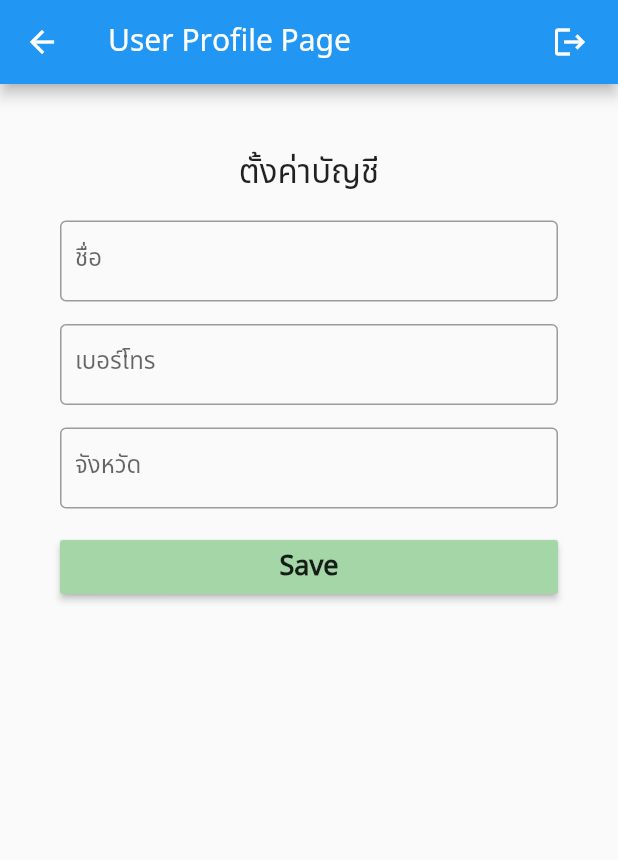
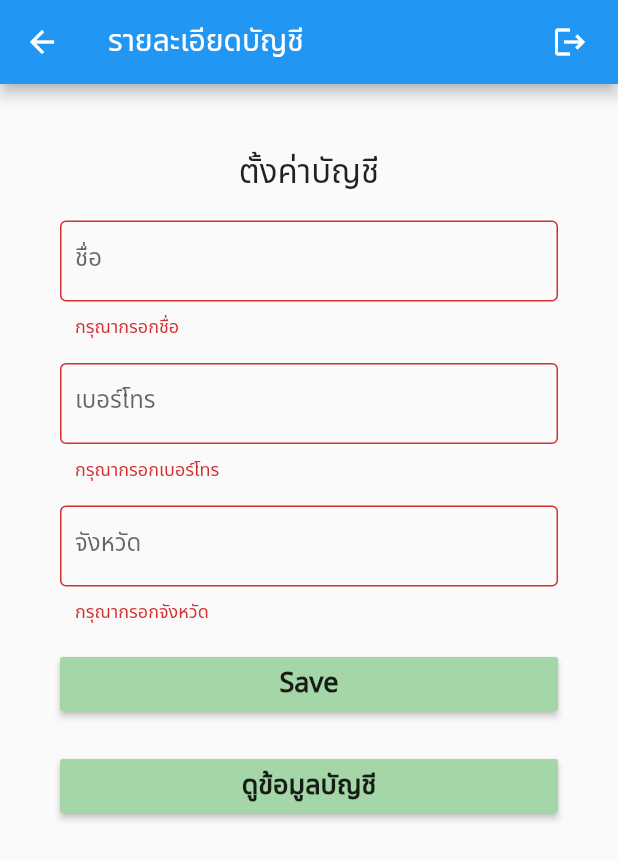
Before and after one commit to ponganan/GarlicPrice, a Flutter app: the UserProfilePage screen opened directly, after a tap on "Save", on a phone screen of 412 x 824 dp. Shown: the top 860 px of the screen. Run offline on Flutter 3.47's test engine with Material 2 defaults, Android fonts, the phone set to English and light mode, and no system bars; our stand-ins replace cloud_firestore, email_validator, firebase_auth, firebase_core; accounts and stored records are empty.

Commit message:
clean code

```diff
--- a/lib/list_all_post_page.dart
+++ b/lib/list_all_post_page.dart
@@ -22,7 +22,7 @@ class _ListAllPostPageState extends State<ListAllPostPage> {
         //  color: Colors.blue,
         // ),
         title: const Text(
-          'ประกาศ',
+          'ประกาศ ซื้อ - ขาย',
           //style: TextStyle(color: Colors.blue),
           style: TextStyle(
             color: Colors.blue,
--- a/lib/user_profile_page.dart
+++ b/lib/user_profile_page.dart
@@ -1,6 +1,7 @@
 import 'package:cloud_firestore/cloud_firestore.dart';
 import 'package:firebase_auth/firebase_auth.dart';
 import 'package:flutter/material.dart';
+import 'package:garlic_price/user_detail_page.dart';
 
 class UserProfilePage extends StatefulWidget {
   const UserProfilePage({Key? key}) : super(key: key);
@@ -12,6 +13,7 @@ class UserProfilePage extends StatefulWidget {
 class _UserProfilePage extends State<UserProfilePage> {
   final userFirebase = FirebaseAuth.instance.currentUser!;
 
+  final formKey = GlobalKey<FormState>();
   final _controllerName = TextEditingController();
   final _controllerTel = TextEditingController();
   final _controllerCity = TextEditingController();
@@ -21,50 +23,65 @@ class _UserProfilePage extends State<UserProfilePage> {
     return Scaffold(
       appBar: AppBar(
         title: const Text(
-          'User Profile Page',
+          'รายละเอียดบัญชี',
         ),
         actions: [
           Padding(
-              padding: EdgeInsets.only(right: 20.0),
+              padding: const EdgeInsets.only(right: 20.0),
               child: GestureDetector(
                 onTap: () {
                   FirebaseAuth.instance.signOut();
                 },
-                child: Icon(Icons.logout),
+                child: const Icon(Icons.logout),
               )),
         ],
       ),
-      body: ListView(
-        padding: EdgeInsets.all(15),
+      body: Form(
+        key: formKey,
+        child: ListView(
+          padding: const EdgeInsets.all(15),
           children: <Widget>[
             const SizedBox(height: 28),
-          Text(
+            const Text(
               'ตั้งค่าบัญชี',
-            style: const TextStyle(fontSize: 22),
+              style: TextStyle(fontSize: 22),
               textAlign: TextAlign.center,
             ),
             const SizedBox(height: 15),
             Padding(
               padding: const EdgeInsets.symmetric(horizontal: 25.0),
-            child: TextField(
+              child: TextFormField(
                 controller: _controllerName,
                 decoration: decorationTF('ชื่อ'),
+                //autovalidateMode for automatic validate value
+                autovalidateMode: AutovalidateMode.onUserInteraction,
+                validator: (value) =>
+                    value == null || value.isEmpty ? 'กรุณากรอกชื่อ' : null,
               ),
             ),
             const SizedBox(height: 15),
             Padding(
               padding: const EdgeInsets.symmetric(horizontal: 25.0),
-            child: TextField(
+              child: TextFormField(
                 controller: _controllerTel,
+                keyboardType: TextInputType.number,
                 decoration: decorationTF('เบอร์โทร'),
+                //autovalidateMode for automatic validate value
+                autovalidateMode: AutovalidateMode.onUserInteraction,
+                validator: (value) =>
+                    value == null || value.isEmpty ? 'กรุณากรอกเบอร์โทร' : null,
               ),
             ),
             const SizedBox(height: 15),
             Padding(
               padding: const EdgeInsets.symmetric(horizontal: 25.0),
-            child: TextField(
+              child: TextFormField(
                 controller: _controllerCity,
                 decoration: decorationTF('จังหวัด'),
+                //autovalidateMode for automatic validate value
+                autovalidateMode: AutovalidateMode.onUserInteraction,
+                validator: (value) =>
+                    value == null || value.isEmpty ? 'กรุณากรอกจังหวัด' : null,
               ),
             ),
             const SizedBox(height: 15),
@@ -72,6 +89,8 @@ class _UserProfilePage extends State<UserProfilePage> {
               padding: const EdgeInsets.symmetric(horizontal: 25.0),
               child: MaterialButton(
                 onPressed: () {
+                  //if formKey validate
+                  if (formKey.currentState!.validate()) {
                     final userAddUser = UserAddUser(
                       //get value from name TextField
                       name: _controllerName.text,
@@ -81,9 +100,17 @@ class _UserProfilePage extends State<UserProfilePage> {
                       // birthday: DateTime.parse(controllerDate.text),
                       city: _controllerCity.text,
                     );
+
                     createUserAddUser(userAddUser);
 
-                Navigator.pop(context);
+                    Navigator.of(context).push(
+                      MaterialPageRoute(
+                        builder: (BuildContext context) {
+                          return const UserDetailPage();
+                        },
+                      ),
+                    );
+                  }
                 },
                 color: Colors.green[200],
                 child: const Text(
@@ -95,14 +122,39 @@ class _UserProfilePage extends State<UserProfilePage> {
                 ),
               ),
             ),
+            const SizedBox(height: 20),
+            Padding(
+              padding: const EdgeInsets.symmetric(horizontal: 25.0),
+              child: MaterialButton(
+                onPressed: () {
+                  Navigator.of(context).push(
+                    MaterialPageRoute(
+                      builder: (BuildContext context) {
+                        return const UserDetailPage();
+                      },
+                    ),
+                  );
+                },
+                color: Colors.green[200],
+                child: const Text(
+                  'ดูข้อมูลบัญชี',
+                  style: TextStyle(
+                    fontSize: 18,
+                    fontWeight: FontWeight.bold,
+                  ),
+                ),
+              ),
+            ),
           ],
+        ),
       ),
     );
   }
 
   InputDecoration decorationTF(String label) => InputDecoration(
         labelText: label,
-        contentPadding: EdgeInsets.symmetric(vertical: 15, horizontal: 10),
+        contentPadding:
+            const EdgeInsets.symmetric(vertical: 15, horizontal: 10),
         //use OutlineInputBorder to Border all Textfield
 
         border: const OutlineInputBorder(),
@@ -132,6 +184,7 @@ class UserAddUser {
     required this.tel,
     required this.city,
   });
+
   Map<String, dynamic> toJson() => {
         'id': id,
         'name': name,
```
Also changed, not shown: lib/list_price.dart (+7 -5 lines), lib/user_detail_page.dart (added, +130 -0 lines). Lines whose indentation alone changed are shown as unchanged.
